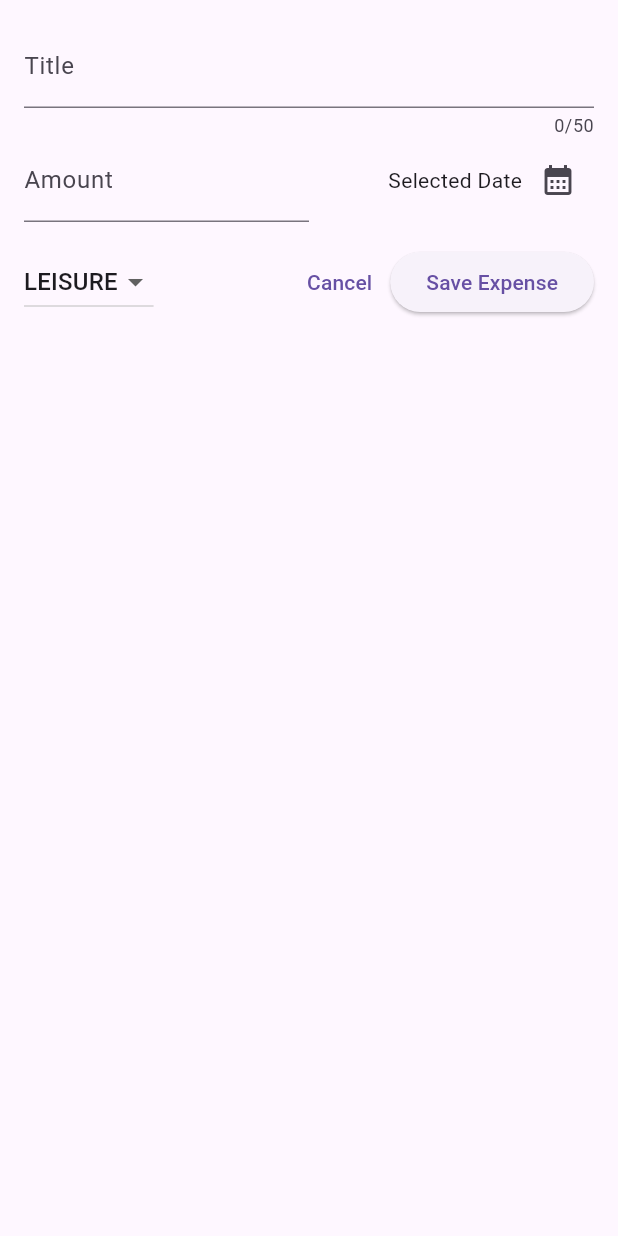
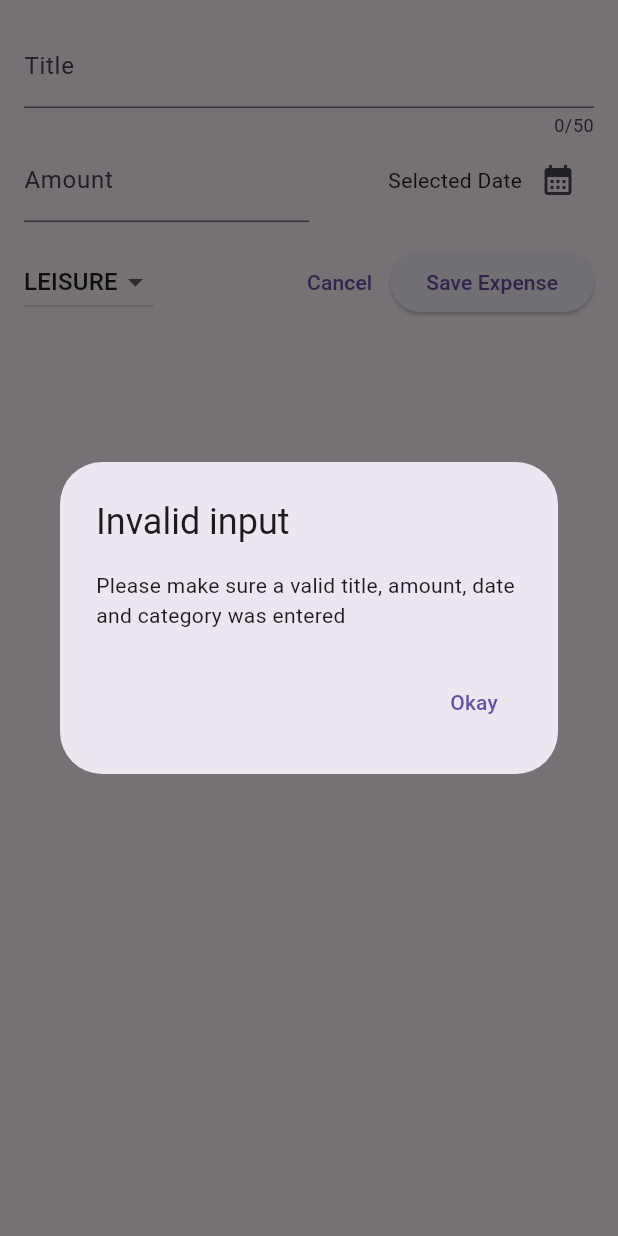
Before and after one commit to trosa-dev/flutter-expense-tracker, a Flutter app: the NewExpense widget shown alone on an empty page, opened directly, after a tap on "Save Expense", on a phone screen of 412 x 824 dp. Run offline on Flutter 3.47's test engine with Material 3 defaults, Android fonts, the phone set to English and light mode, and no system bars.

Commit message:
feat: create _submitExpenseData to _NewExpenseState

```diff
--- a/lib/widgets/expenses/widgets/new_expense/index.dart
+++ b/lib/widgets/expenses/widgets/new_expense/index.dart
@@ -33,6 +33,34 @@ class _NewExpenseState extends State<NewExpense> {
     setState(() {
       _selectedDate = pickedDate;
     });
+  }
+
+  void _submitExpenseData() {
+    final enteredAmount = double.tryParse(_amountController.text);
+    final amountIsInvalid = enteredAmount == null || enteredAmount <= 0;
+
+    if (_titleController.text.trim().isEmpty ||
+        amountIsInvalid ||
+        _selectedDate == null) {
+      showDialog(
+        context: context,
+        builder: (ctx) => AlertDialog(
+          title: const Text("Invalid input"),
+          content: const Text(
+            "Please make sure a valid title, amount, date and category was entered",
+          ),
+          actions: [
+            TextButton(
+              onPressed: () {
+                Navigator.pop(ctx);
+              },
+              child: const Text('Okay'),
+            )
+          ],
+        ),
+      );
+      return;
+    }
   }
 
   @override
@@ -115,7 +143,7 @@ class _NewExpenseState extends State<NewExpense> {
                 child: const Text('Cancel'),
               ),
               ElevatedButton(
-                onPressed: () => print(_titleController.text),
+                onPressed: () => _submitExpenseData(),
                 child: const Text('Save Expense'),
               ),
             ],
```
